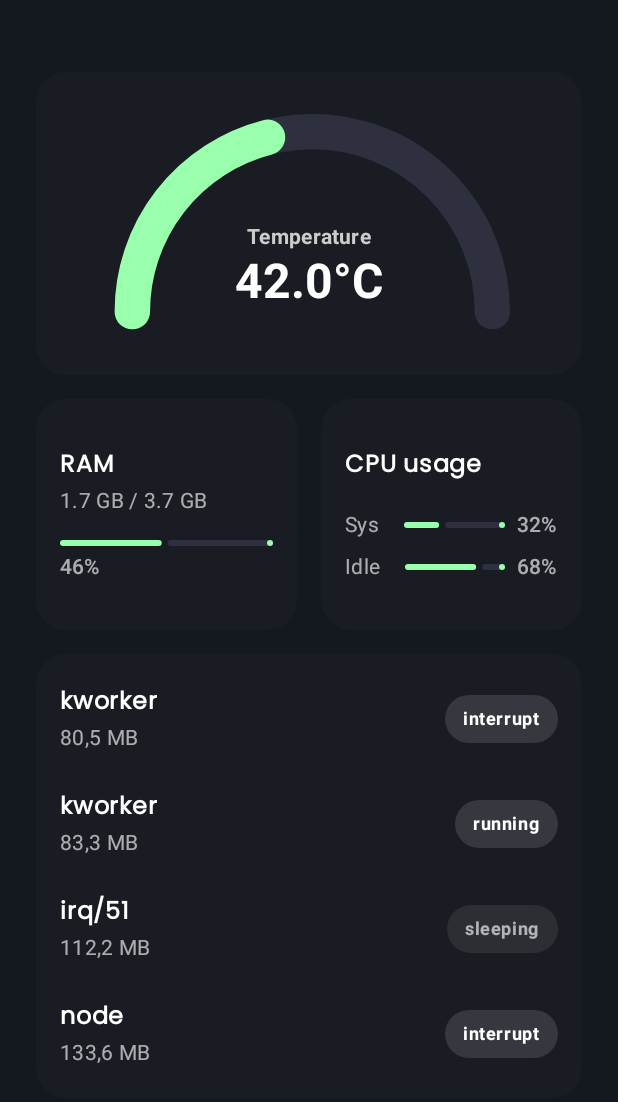
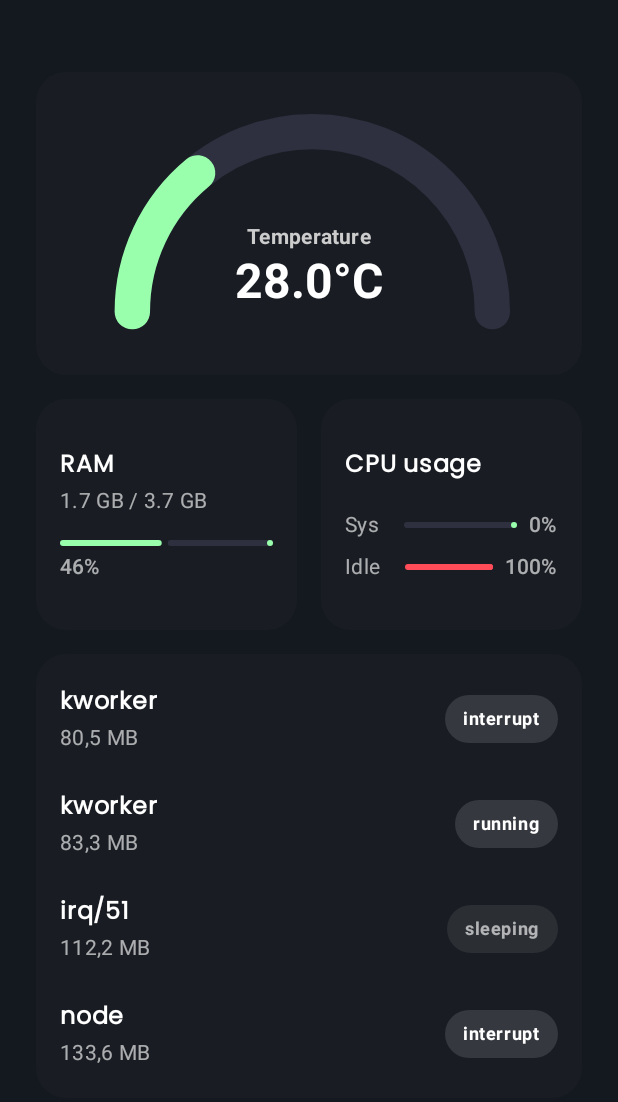
Before and after one commit to DEJA-1/PZ-UDTM, an Android app built with Jetpack Compose: the first screen one second after launch (MainActivity), on a phone screen of 412 x 824 dp. Shown: the top 1102 px of the screen. Run offline under Robolectric (Android 15) with nearby library versions, the phone set to English and light mode, and no system bars; our stand-ins replace Dagger/Hilt's generated code.

Commit message:
improve ui

```diff
--- a/app/src/main/java/com/km/pz_app/data/repository/FakeSystemRepository.kt
+++ b/app/src/main/java/com/km/pz_app/data/repository/FakeSystemRepository.kt
@@ -33,7 +33,7 @@ class FakeSystemRepository @Inject constructor() : ISystemRepository {
         previousIdle += idleDelta
 
         return CpuResponse(
-            cpuTemperature = 40f + (tick % 5),
+            cpuTemperature = 20f + ((tick * 4) % 68),
             cpuUsage = CpuUsage(
                 full = CpuStats(
                     userNorm = previousUser,
--- /dev/null
+++ b/app/src/main/java/com/km/pz_app/presentation/components/Tile.kt
@@ -0,0 +1,25 @@
+package com.km.pz_app.presentation.components
+
+import androidx.compose.foundation.background
+import androidx.compose.foundation.layout.Box
+import androidx.compose.foundation.shape.RoundedCornerShape
+import androidx.compose.runtime.Composable
+import androidx.compose.ui.Modifier
+import androidx.compose.ui.unit.dp
+import com.km.pz_app.ui.theme.backgroundSecondary
+
+@Composable
+fun Tile(
+    modifier: Modifier = Modifier,
+    content: @Composable () -> Unit,
+) {
+    Box(
+        modifier = modifier
+            .background(
+                color = backgroundSecondary,
+                shape = RoundedCornerShape(size = 20.dp)
+            ),
+    ) {
+        content()
+    }
+}
--- a/app/src/main/java/com/km/pz_app/presentation/home/HomeScreen.kt
+++ b/app/src/main/java/com/km/pz_app/presentation/home/HomeScreen.kt
@@ -1,5 +1,7 @@
 package com.km.pz_app.presentation.home
 
+import androidx.compose.animation.core.animateFloatAsState
+import androidx.compose.animation.core.tween
 import androidx.compose.foundation.Canvas
 import androidx.compose.foundation.background
 import androidx.compose.foundation.layout.Arrangement
@@ -21,6 +23,7 @@ import androidx.compose.material3.LinearProgressIndicator
 import androidx.compose.material3.MaterialTheme
 import androidx.compose.material3.Text
 import androidx.compose.runtime.Composable
+import androidx.compose.runtime.getValue
 import androidx.compose.ui.Alignment
 import androidx.compose.ui.Modifier
 import androidx.compose.ui.geometry.Offset
@@ -37,6 +40,7 @@ import com.km.pz_app.domain.model.CpuUsage
 import com.km.pz_app.domain.model.MemoryResponse
 import com.km.pz_app.domain.model.ProcessInfo
 import com.km.pz_app.domain.model.ProcessResponse
+import com.km.pz_app.presentation.components.Tile
 import com.km.pz_app.presentation.utils.Resource
 import com.km.pz_app.ui.theme.PZAPPTheme
 import com.km.pz_app.ui.theme.background
@@ -45,6 +49,8 @@ import com.km.pz_app.ui.theme.backgroundBadgeEnabled
 import com.km.pz_app.ui.theme.backgroundSecondary
 import com.km.pz_app.ui.theme.backgroundTertiary
 import com.km.pz_app.ui.theme.primary
+import com.km.pz_app.ui.theme.secondary
+import com.km.pz_app.ui.theme.tertiary
 import com.km.pz_app.ui.theme.text
 import com.km.pz_app.ui.theme.textWeak
 import kotlinx.collections.immutable.PersistentList
@@ -56,13 +62,15 @@ fun HomeScreen(
     onEvent: (HomeEvent) -> Unit,
 ) {
     Column(
+        verticalArrangement = Arrangement.Center,
+        horizontalAlignment = Alignment.CenterHorizontally,
         modifier = Modifier
             .fillMaxSize()
             .background(color = background)
             .padding(horizontal = 24.dp, vertical = 48.dp)
     ) {
         when {
-            state.isLoading -> CircularProgressIndicator()
+            state.isLoading -> CircularProgressIndicator(color = text)
             state.isError -> Text("Something went wrong")
             else -> Content(state = state, onEvent = onEvent)
         }
@@ -122,9 +130,8 @@ private fun ProcessesTile(processes: PersistentList<ProcessInfo>) {
 }
 
 @Composable
-private fun ProcessInfo(info: ProcessInfo, cpuPercent: Float? = null) {
+private fun ProcessInfo(info: ProcessInfo) {
     val (badgeColor, badgeTextColor) = info.getBadgeColorAndText()
-
     val memoryMB = info.memoryRss.toFloat() / 1024f
 
     Row(
@@ -206,6 +213,11 @@ private fun CPUUsageRow(
     title: String,
     percent: Float?,
 ) {
+    val animatedProgress by animateFloatAsState(
+        targetValue = (percent ?: 0f) / 100f,
+        animationSpec = tween(durationMillis = 600)
+    )
+
     Row(
         verticalAlignment = Alignment.CenterVertically,
         modifier = Modifier.fillMaxWidth()
@@ -216,10 +228,10 @@ private fun CPUUsageRow(
             style = MaterialTheme.typography.bodyMedium
         )
         LinearProgressIndicator(
-            color = primary,
+            color = animatedProgress.progressColor(),
             trackColor = backgroundTertiary,
             strokeCap = StrokeCap.Round,
-            progress = { (percent ?: 0f) / 100f },
+            progress = { animatedProgress },
             modifier = Modifier
                 .weight(1f)
                 .padding(start = 16.dp)
@@ -241,6 +253,11 @@ private fun RAMTile(
     modifier: Modifier = Modifier
 ) {
     Tile(modifier = modifier) {
+        val animatedRamProgress by animateFloatAsState(
+            targetValue = (usedRamPercent ?: 0f) / 100f,
+            animationSpec = tween(durationMillis = 600)
+        )
+
         Column(
             modifier = Modifier.padding(horizontal = 16.dp, vertical = 32.dp)
         ) {
@@ -258,10 +275,10 @@ private fun RAMTile(
             )
             Spacer(modifier = Modifier.height(16.dp))
             LinearProgressIndicator(
-                color = primary,
+                color = animatedRamProgress.progressColor(),
                 trackColor = backgroundTertiary,
                 strokeCap = StrokeCap.Round,
-                progress = { (usedRamPercent ?: 0f) / 100f }
+                progress = { animatedRamProgress }
             )
             Spacer(modifier = Modifier.height(4.dp))
             Text(
@@ -279,10 +296,14 @@ fun TemperatureGauge(
     modifier: Modifier = Modifier,
     minTemp: Float = 0f,
     maxTemp: Float = 100f,
-    activeColor: Color = primary,
-    inactiveColor: Color = backgroundTertiary,
 ) {
-    val sweepAngle = ((temperature - minTemp) / (maxTemp - minTemp)).coerceIn(0f, 1f) * 180f
+    val targetSweep = ((temperature - minTemp) / (maxTemp - minTemp)).coerceIn(0f, 1f) * 180f
+    val progressRatio = ((temperature - minTemp) / (maxTemp - minTemp)).coerceIn(0f, 1f)
+
+    val animatedSweepAngle by animateFloatAsState(
+        targetValue = targetSweep,
+        animationSpec = tween(durationMillis = 600)
+    )
 
     Tile(modifier = modifier.aspectRatio(ratio = 1.8f)) {
         Column(
@@ -315,7 +336,7 @@ fun TemperatureGauge(
             val center = Offset(x = size.width / 1.8f, y = size.height / 0.9f)
 
             drawArc(
-                color = inactiveColor,
+                color = backgroundTertiary,
                 startAngle = 180f,
                 sweepAngle = 180f,
                 useCenter = false,
@@ -325,31 +346,15 @@ fun TemperatureGauge(
             )
 
             drawArc(
-                color = activeColor,
+                color = progressRatio.progressColor(),
                 startAngle = 180f,
-                sweepAngle = sweepAngle,
+                sweepAngle = animatedSweepAngle,
                 useCenter = false,
                 topLeft = Offset(center.x - radius, center.y - radius),
                 size = Size(radius * 1.8f, radius * 1.8f),
                 style = Stroke(width = strokeWidth, cap = StrokeCap.Round)
             )
         }
-    }
-}
-
-@Composable
-private fun Tile(
-    modifier: Modifier = Modifier,
-    content: @Composable () -> Unit,
-) {
-    Box(
-        modifier = modifier
-            .background(
-                color = backgroundSecondary,
-                shape = RoundedCornerShape(size = 20.dp)
-            ),
-    ) {
-        content()
     }
 }
 
@@ -360,6 +365,12 @@ private fun ProcessInfo.getBadgeColorAndText() = when (this.stateDescription) {
 
 fun Float.format(digits: Int): String =
     "%.${digits}f".format(this).replace('.', ',')
+
+fun Float.progressColor(): Color = when {
+    this >= 0.75f -> tertiary
+    this >= 0.5f -> secondary
+    else -> primary
+}
 
 
 @Composable
--- a/app/src/main/java/com/km/pz_app/presentation/home/HomeViewModel.kt
+++ b/app/src/main/java/com/km/pz_app/presentation/home/HomeViewModel.kt
@@ -19,7 +19,7 @@ import kotlinx.coroutines.launch
 import javax.inject.Inject
 import kotlin.time.Duration.Companion.seconds
 
-private val REFRESH_DATA_INTERVAL = 5.seconds
+private val REFRESH_DATA_INTERVAL = 2.seconds
 
 @HiltViewModel
 class HomeViewModel @Inject constructor(
```
